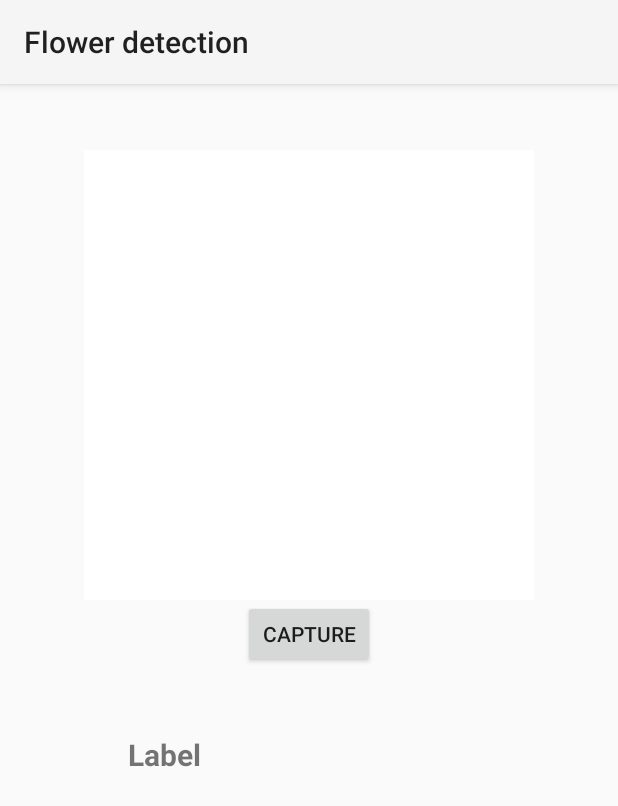
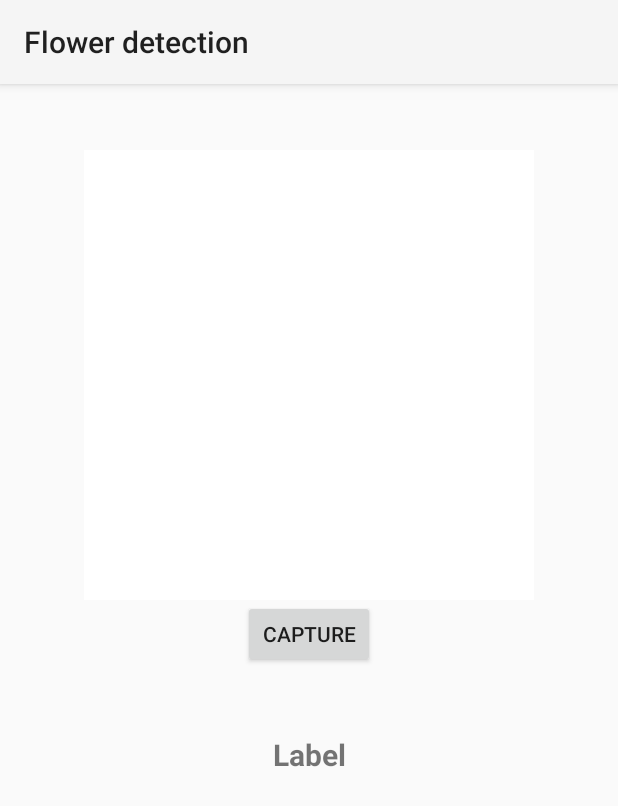
Before and after one commit to SiddhantAttavar/FlowerDetection, an Android app: the screen it shows after launch (MainActivity), on a phone screen of 412 x 824 dp. Shown: the top 806 px of the screen. Run offline under Robolectric (Android 15) with nearby library versions, the phone set to English and light mode, and no system bars; libraries missing offline, so code that uses them is left out: org.tensorflow.lite; 1 statement that could not run was skipped.

Commit message:
Add files via upload

```diff
--- a/app/src/main/res/layout/activity_main.xml
+++ b/app/src/main/res/layout/activity_main.xml
@@ -1,4 +1,5 @@
 <?xml version="1.0" encoding="utf-8"?>
+<!-- Ensures that no content goes out of the screen -->
 <ScrollView
     xmlns:android="http://schemas.android.com/apk/res/android"
     xmlns:app="http://schemas.android.com/apk/res-auto"
@@ -11,6 +12,7 @@
         android:layout_width="match_parent"
         android:layout_height="match_parent">
 
+        <!-- Displays the image captured -->
 
         <ImageView
             android:id="@+id/selected_image"
@@ -22,6 +24,8 @@
             android:layout_below="@id/selected_image"
             app:srcCompat="@android:color/background_light" />
 
+        <!-- When this button is clicked , an image is captured -->
+
         <Button
             android:id="@+id/capture_button"
             android:layout_width="wrap_content"
@@ -30,51 +34,21 @@
             android:layout_centerHorizontal="true"
             android:text="Capture" />
 
-        <LinearLayout
-            android:id="@+id/labels"
-            android:layout_width="match_parent"
-            android:layout_height="89dp"
+        <!-- Displays the result -->
+
+        <TextView
             android:layout_alignParentBottom="true"
             android:layout_below="@+id/capture_button"
-            android:layout_gravity="center"
             android:layout_marginBottom="44dp"
-            android:orientation="vertical">
-
-            <LinearLayout
-                android:layout_width="370dp"
-                android:layout_height="wrap_content"
+            android:layout_width="match_parent"
             android:layout_gravity="center"
             android:gravity="center"
-                android:orientation="horizontal">
-
-                <TextView
-                    android:id="@+id/lableText"
-                    android:layout_width="240dp"
+            android:id="@+id/label1"
             android:layout_height="wrap_content"
             android:text="Label"
             android:textSize="20sp"
             android:textStyle="bold" />
 
-            </LinearLayout>
-
-            <LinearLayout
-                android:layout_width="370dp"
-                android:layout_height="wrap_content"
-                android:layout_gravity="center"
-                android:gravity="center"
-                android:orientation="horizontal">
-
-                <TextView
-                    android:id="@+id/label1"
-                    android:layout_width="240dp"
-                    android:layout_height="wrap_content"
-                    android:text=""
-                    android:textSize="14sp" />
-
-            </LinearLayout>
-
-        </LinearLayout>
-
     </RelativeLayout>
 
 </ScrollView>
```
Lines whose indentation alone changed are shown as unchanged.
